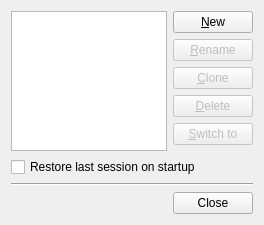
The window that src/sessiondialog.ui (GCodeProjects/GCodeWorkShop) describes before a commit, drawn with Qt 5.
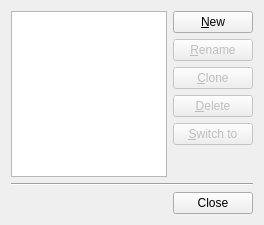
The same window after the commit.

Commit message: Create the SessionManager class

The edit to the form file:
```diff
--- a/src/sessiondialog.ui
+++ b/src/sessiondialog.ui
@@ -116,13 +116,6 @@
      </item>
     </layout>
    </item>
-   <item>
-    <widget class="QCheckBox" name="restoreCheckBox">
-     <property name="text">
-      <string>Restore last session on startup</string>
-     </property>
-    </widget>
-   </item>
    <item>
     <widget class="Line" name="line">
      <property name="orientation">
```
The commit also changes 7 other files.
